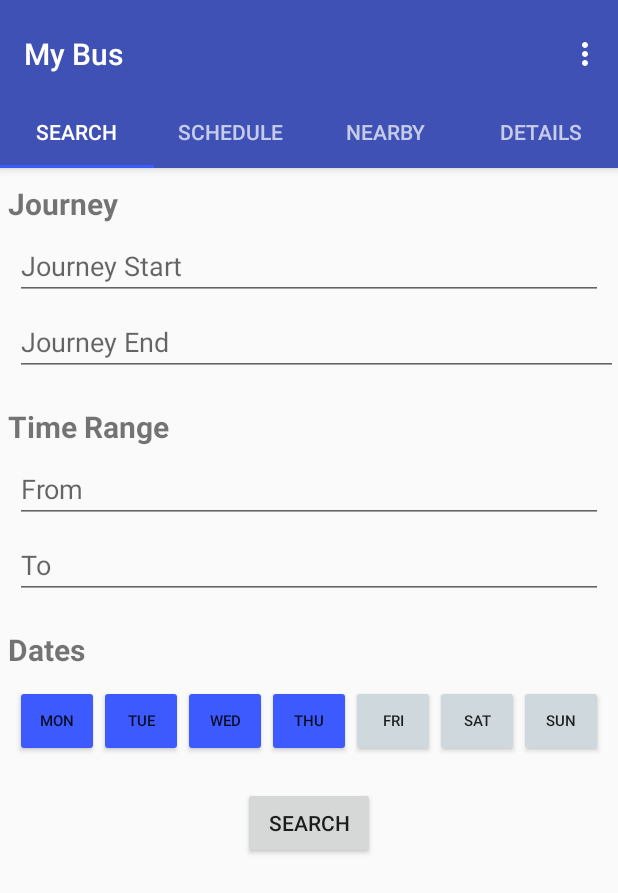
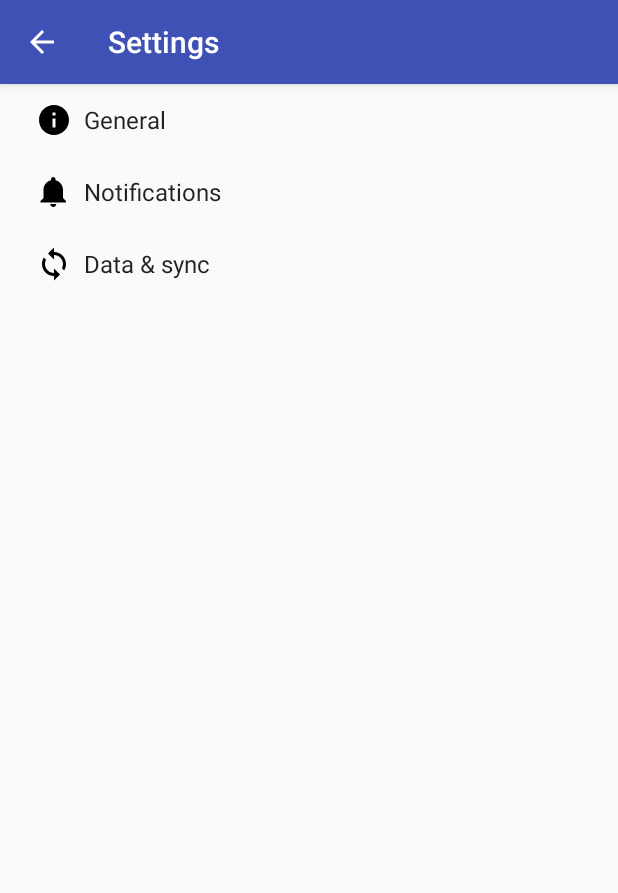
Before and after one commit to MLBCoders/MyBus, an Android app: the screen it shows after launch (MainActivity before the commit, SettingsActivity after it), in the options menu, after a tap on "Settings", on a phone screen of 412 x 824 dp. Shown: the top 893 px of the screen. Run offline under Robolectric (Android 15) with nearby library versions, the phone set to English and light mode, and no system bars; our stand-ins replace ButterKnife.

Commit message:
Setting window

```diff
--- a/app/build.gradle
+++ b/app/build.gradle
@@ -9,6 +9,7 @@
         versionCode 1
         versionName "1.0"
         testInstrumentationRunner "android.support.test.runner.AndroidJUnitRunner"
+        vectorDrawables.useSupportLibrary = true
     }
     buildTypes {
         release {
@@ -26,6 +27,7 @@
     implementation 'com.android.support:support-v4:26.1.0'
     implementation 'com.android.support:recyclerview-v7:26.1.0'
     implementation 'com.google.firebase:firebase-database:11.0.4'
+    implementation 'com.android.support:support-vector-drawable:26.1.0'
     testImplementation 'junit:junit:4.12'
     androidTestImplementation 'com.android.support.test:runner:1.0.1'
     androidTestImplementation 'com.android.support.test.espresso:espresso-core:3.0.1'
@@ -35,4 +37,6 @@
 }
 
 
+
+
 apply plugin: 'com.google.gms.google-services'
--- a/app/src/main/AndroidManifest.xml
+++ b/app/src/main/AndroidManifest.xml
@@ -19,6 +19,9 @@
                 <category android:name="android.intent.category.LAUNCHER" />
             </intent-filter>
         </activity>
+        <activity
+            android:name=".SettingsActivity"
+            android:label="@string/title_activity_settings"></activity>
     </application>
 
 </manifest>
--- /dev/null
+++ b/app/src/main/java/lk/mlbcoders/mybus/AppCompatPreferenceActivity.java
@@ -0,0 +1,109 @@
+package lk.mlbcoders.mybus;
+
+import android.content.res.Configuration;
+import android.os.Bundle;
+import android.preference.PreferenceActivity;
+import android.support.annotation.LayoutRes;
+import android.support.annotation.Nullable;
+import android.support.v7.app.ActionBar;
+import android.support.v7.app.AppCompatDelegate;
+import android.support.v7.widget.Toolbar;
+import android.view.MenuInflater;
+import android.view.View;
+import android.view.ViewGroup;
+
+/**
+ * A {@link android.preference.PreferenceActivity} which implements and proxies the necessary calls
+ * to be used with AppCompat.
+ */
+public abstract class AppCompatPreferenceActivity extends PreferenceActivity {
+
+    private AppCompatDelegate mDelegate;
+
+    @Override
+    protected void onCreate(Bundle savedInstanceState) {
+        getDelegate().installViewFactory();
+        getDelegate().onCreate(savedInstanceState);
+        super.onCreate(savedInstanceState);
+    }
+
+    @Override
+    protected void onPostCreate(Bundle savedInstanceState) {
+        super.onPostCreate(savedInstanceState);
+        getDelegate().onPostCreate(savedInstanceState);
+    }
+
+    public ActionBar getSupportActionBar() {
+        return getDelegate().getSupportActionBar();
+    }
+
+    public void setSupportActionBar(@Nullable Toolbar toolbar) {
+        getDelegate().setSupportActionBar(toolbar);
+    }
+
+    @Override
+    public MenuInflater getMenuInflater() {
+        return getDelegate().getMenuInflater();
+    }
+
+    @Override
+    public void setContentView(@LayoutRes int layoutResID) {
+        getDelegate().setContentView(layoutResID);
+    }
+
+    @Override
+    public void setContentView(View view) {
+        getDelegate().setContentView(view);
+    }
+
+    @Override
+    public void setContentView(View view, ViewGroup.LayoutParams params) {
+        getDelegate().setContentView(view, params);
+    }
+
+    @Override
+    public void addContentView(View view, ViewGroup.LayoutParams params) {
+        getDelegate().addContentView(view, params);
+    }
+
+    @Override
+    protected void onPostResume() {
+        super.onPostResume();
+        getDelegate().onPostResume();
+    }
+
+    @Override
+    protected void onTitleChanged(CharSequence title, int color) {
+        super.onTitleChanged(title, color);
+        getDelegate().setTitle(title);
+    }
+
+    @Override
+    public void onConfigurationChanged(Configuration newConfig) {
+        super.onConfigurationChanged(newConfig);
+        getDelegate().onConfigurationChanged(newConfig);
+    }
+
+    @Override
+    protected void onStop() {
+        super.onStop();
+        getDelegate().onStop();
+    }
+
+    @Override
+    protected void onDestroy() {
+        super.onDestroy();
+        getDelegate().onDestroy();
+    }
+
+    public void invalidateOptionsMenu() {
+        getDelegate().invalidateOptionsMenu();
+    }
+
+    private AppCompatDelegate getDelegate() {
+        if (mDelegate == null) {
+            mDelegate = AppCompatDelegate.create(this, null);
+        }
+        return mDelegate;
+    }
+}
--- a/app/src/main/java/lk/mlbcoders/mybus/MainActivity.java
+++ b/app/src/main/java/lk/mlbcoders/mybus/MainActivity.java
@@ -1,5 +1,6 @@
 package lk.mlbcoders.mybus;
 
+import android.content.Intent;
 import android.support.design.widget.TabLayout;
 import android.support.design.widget.FloatingActionButton;
 import android.support.design.widget.Snackbar;
@@ -17,12 +18,23 @@
 import android.view.View;
 import android.view.ViewGroup;
 
+import android.widget.AdapterView;
+import android.widget.ArrayAdapter;
+import android.widget.Spinner;
 import android.widget.TextView;
 import android.widget.Toast;
 import android.util.Log;
 
 public class MainActivity extends AppCompatActivity {
 
+    //Define spinner
+    Spinner sp;
+
+    //make string array
+    String routeList[] = {"Route 177 - Kaduwela Kollupitiya","Route 170 - Kaduwela Kotuwa","Route 190 - Kaduwela Malabe","Riute 163 - Kaduwela Biyagama","Route 152 - Kaduwela MIrihana"};
+
+    //define array adapter of string type
+    ArrayAdapter <String> adapter;
     /**
      * The {@link android.support.v4.view.PagerAdapter} that will provide
      * fragments for each of the sections. We use a
@@ -89,6 +101,10 @@
         //noinspection SimplifiableIfStatement
         if (id == R.id.action_settings) {
             Toast.makeText(this,"Settings Selected",Toast.LENGTH_SHORT).show();
+            Intent intent = new Intent(MainActivity.this,
+                    SettingsActivity.class);
+            startActivity(intent);
+
             return true;
         }
         else if (id == R.id.action_about) {
--- /dev/null
+++ b/app/src/main/res/drawable/ic_info_black_24dp.xml
@@ -0,0 +1,9 @@
+<vector xmlns:android="http://schemas.android.com/apk/res/android"
+    android:width="24dp"
+    android:height="24dp"
+    android:viewportHeight="24.0"
+    android:viewportWidth="24.0">
+    <path
+        android:fillColor="#FF000000"
+        android:pathData="M12,2C6.48,2 2,6.48 2,12s4.48,10 10,10 10,-4.48 10,-10S17.52,2 12,2zm1,15h-2v-6h2v6zm0,-8h-2V7h2v2z" />
+</vector>
--- /dev/null
+++ b/app/src/main/res/drawable/ic_notifications_black_24dp.xml
@@ -0,0 +1,9 @@
+<vector xmlns:android="http://schemas.android.com/apk/res/android"
+    android:width="24dp"
+    android:height="24dp"
+    android:viewportHeight="24.0"
+    android:viewportWidth="24.0">
+    <path
+        android:fillColor="#FF000000"
+        android:pathData="M11.5,22c1.1,0 2,-0.9 2,-2h-4c0,1.1 0.9,2 2,2zm6.5,-6v-5.5c0,-3.07 -2.13,-5.64 -5,-6.32V3.5c0,-0.83 -0.67,-1.5 -1.5,-1.5S10,2.67 10,3.5v0.68c-2.87,0.68 -5,3.25 -5,6.32V16l-2,2v1h17v-1l-2,-2z" />
+</vector>
--- /dev/null
+++ b/app/src/main/res/drawable/ic_sync_black_24dp.xml
@@ -0,0 +1,9 @@
+<vector xmlns:android="http://schemas.android.com/apk/res/android"
+    android:width="24dp"
+    android:height="24dp"
+    android:viewportHeight="24.0"
+    android:viewportWidth="24.0">
+    <path
+        android:fillColor="#FF000000"
+        android:pathData="M12 4V1L8 5l4 4V6c3.31 0 6 2.69 6 6 0 1.01,-.25 1.97,-.7 2.8l1.46 1.46C19.54 15.03 20 13.57 20 12c0,-4.42,-3.58,-8,-8,-8zm0 14c-3.31 0,-6,-2.69,-6,-6 0,-1.01.25,-1.97.7,-2.8L5.24 7.74C4.46 8.97 4 10.43 4 12c0 4.42 3.58 8 8 8v3l4,-4,-4,-4v3z" />
+</vector>
--- a/app/src/main/res/values/strings.xml
+++ b/app/src/main/res/values/strings.xml
@@ -27,13 +27,86 @@
     <string name="title_activity_maps">Map</string>
     <!--route spinner in fragment_schedule-->
     <string name="route_prompt">Select the Route</string>
+    <string name="route_search_prompt">Select Route</string>
 
     <string-array name="route_arrays">
         <item>Route 177 - Kaduwela Kollupitiya</item>
         <item>Route 170 - Kaduwela Kotuwa</item>
         <item>Route 190 - Kaduwela Malabe</item>
         <item>Riute 163 - Kaduwela Biyagama</item>
-        <item>Route 152 - Kaduwela MIrihana</item>
+        <item>Route 152 - Kaduwela Mirihana</item>
+    </string-array>
+    <string name="title_activity_settings">Settings</string>
+
+    <!-- Strings related to Settings -->
+
+    <!-- Example General settings -->
+    <string name="pref_header_general">General</string>
+
+    <string name="pref_title_social_recommendations">Enable Auto Update</string>
+    <string name="pref_description_social_recommendations">
+    </string>
+
+    <string name="pref_title_display_name">Device name</string>
+    <string name="pref_default_display_name">Google Pixel 2</string>
+
+    <string name="pref_title_add_friends_to_messages">Language</string>
+    <string-array name="pref_example_list_titles">
+        <item>English</item>
+        <item>Sinhala</item>
+        <item>Tamil</item>
+    </string-array>
+    <string-array name="pref_example_list_values">
+        <item>1</item>
+        <item>0</item>
+        <item>-1</item>
     </string-array>
 
+    <!-- Example settings for Data & Sync -->
+    <string name="pref_header_data_sync">Data &amp; sync</string>
+
+    <string name="pref_title_sync_frequency">Sync frequency</string>
+    <string-array name="pref_sync_frequency_titles">
+        <item>15 minutes</item>
+        <item>1 hour</item>
+        <item>Daily</item>
+        <item>Monthly</item>
+        <item>Yearly</item>
+        <item>Never</item>
+    </string-array>
+    <string-array name="pref_sync_frequency_values">
+        <item>15</item>
+        <item>30</item>
+        <item>60</item>
+        <item>180</item>
+        <item>360</item>
+        <item>-1</item>
+    </string-array>
+
+    <string-array name="list_preference_entries">
+        <item>Entry 1</item>
+        <item>Entry 2</item>
+        <item>Entry 3</item>
+    </string-array>
+
+    <string-array name="list_preference_entry_values">
+        <item>1</item>
+        <item>2</item>
+        <item>3</item>
+    </string-array>
+
+    <string-array name="multi_select_list_preference_default_value" />
+
+    <string name="pref_title_system_sync_settings">System sync settings</string>
+
+    <!-- Example settings for Notifications -->
+    <string name="pref_header_notifications">Notifications</string>
+
+    <string name="pref_title_new_message_notifications">Enable notifications</string>
+
+    <string name="pref_title_ringtone">Notification tone</string>
+    <string name="pref_ringtone_silent">Silent</string>
+
+    <string name="pref_title_vibrate">Vibrate</string>
+
 </resources>
--- /dev/null
+++ b/app/src/main/res/xml/pref_data_sync.xml
@@ -0,0 +1,21 @@
+<PreferenceScreen xmlns:android="http://schemas.android.com/apk/res/android">
+
+    <!-- NOTE: Hide buttons to simplify the UI. Users can touch outside the dialog to
+         dismiss it. -->
+    <!-- NOTE: ListPreference's summary should be set to its value by the activity code. -->
+    <ListPreference
+        android:defaultValue="180"
+        android:entries="@array/pref_sync_frequency_titles"
+        android:entryValues="@array/pref_sync_frequency_values"
+        android:key="sync_frequency"
+        android:negativeButtonText="@null"
+        android:positiveButtonText="@null"
+        android:title="@string/pref_title_sync_frequency" />
+
+    <!-- This preference simply launches an intent when selected. Use this UI sparingly, per
+         design guidelines. -->
+    <Preference android:title="@string/pref_title_system_sync_settings">
+        <intent android:action="android.settings.SYNC_SETTINGS" />
+    </Preference>
+
+</PreferenceScreen>
--- /dev/null
+++ b/app/src/main/res/xml/pref_general.xml
@@ -0,0 +1,33 @@
+<PreferenceScreen xmlns:android="http://schemas.android.com/apk/res/android">
+
+    <SwitchPreference
+        android:defaultValue="true"
+        android:key="example_switch"
+        android:summary="@string/pref_description_social_recommendations"
+        android:title="@string/pref_title_social_recommendations" />
+
+    <!-- NOTE: EditTextPreference accepts EditText attributes. -->
+    <!-- NOTE: EditTextPreference's summary should be set to its value by the activity code. -->
+    <EditTextPreference
+        android:capitalize="words"
+        android:defaultValue="@string/pref_default_display_name"
+        android:inputType="textCapWords"
+        android:key="example_text"
+        android:maxLines="1"
+        android:selectAllOnFocus="true"
+        android:singleLine="true"
+        android:title="@string/pref_title_display_name" />
+
+    <!-- NOTE: Hide buttons to simplify the UI. Users can touch outside the dialog to
+         dismiss it. -->
+    <!-- NOTE: ListPreference's summary should be set to its value by the activity code. -->
+    <ListPreference
+        android:defaultValue="-1"
+        android:entries="@array/pref_example_list_titles"
+        android:entryValues="@array/pref_example_list_values"
+        android:key="example_list"
+        android:negativeButtonText="@null"
+        android:positiveButtonText="@null"
+        android:title="@string/pref_title_add_friends_to_messages" />
+
+</PreferenceScreen>
--- /dev/null
+++ b/app/src/main/res/xml/pref_headers.xml
@@ -0,0 +1,20 @@
+<preference-headers xmlns:android="http://schemas.android.com/apk/res/android">
+
+    <!-- These settings headers are only used on tablets. -->
+
+    <header
+        android:fragment="lk.mlbcoders.mybus.SettingsActivity$GeneralPreferenceFragment"
+        android:icon="@drawable/ic_info_black_24dp"
+        android:title="@string/pref_header_general" />
+
+    <header
+        android:fragment="lk.mlbcoders.mybus.SettingsActivity$NotificationPreferenceFragment"
+        android:icon="@drawable/ic_notifications_black_24dp"
+        android:title="@string/pref_header_notifications" />
+
+    <header
+        android:fragment="lk.mlbcoders.mybus.SettingsActivity$DataSyncPreferenceFragment"
+        android:icon="@drawable/ic_sync_black_24dp"
+        android:title="@string/pref_header_data_sync" />
+
+</preference-headers>
--- /dev/null
+++ b/app/src/main/res/xml/pref_notification.xml
@@ -0,0 +1,27 @@
+<PreferenceScreen xmlns:android="http://schemas.android.com/apk/res/android">
+
+    <!-- A 'parent' preference, which enables/disables child preferences (below)
+         when checked/unchecked. -->
+    <SwitchPreference
+        android:defaultValue="true"
+        android:key="notifications_new_message"
+        android:title="@string/pref_title_new_message_notifications" />
+
+    <!-- Allows the user to choose a ringtone in the 'notification' category. -->
+    <!-- NOTE: This preference will be enabled only when the checkbox above is checked. -->
+    <!-- NOTE: RingtonePreference's summary should be set to its value by the activity code. -->
+    <RingtonePreference
+        android:defaultValue="content://settings/system/notification_sound"
+        android:dependency="notifications_new_message"
+        android:key="notifications_new_message_ringtone"
+        android:ringtoneType="notification"
+        android:title="@string/pref_title_ringtone" />
+
+    <!-- NOTE: This preference will be enabled only when the checkbox above is checked. -->
+    <SwitchPreference
+        android:defaultValue="true"
+        android:dependency="notifications_new_message"
+        android:key="notifications_new_message_vibrate"
+        android:title="@string/pref_title_vibrate" />
+
+</PreferenceScreen>
```
Also changed, not shown: app/src/main/java/lk/mlbcoders/mybus/BusDetailsSearchFragment.java (+21 -1 lines), app/src/main/java/lk/mlbcoders/mybus/SettingsActivity.java (added, +254 -0 lines).
